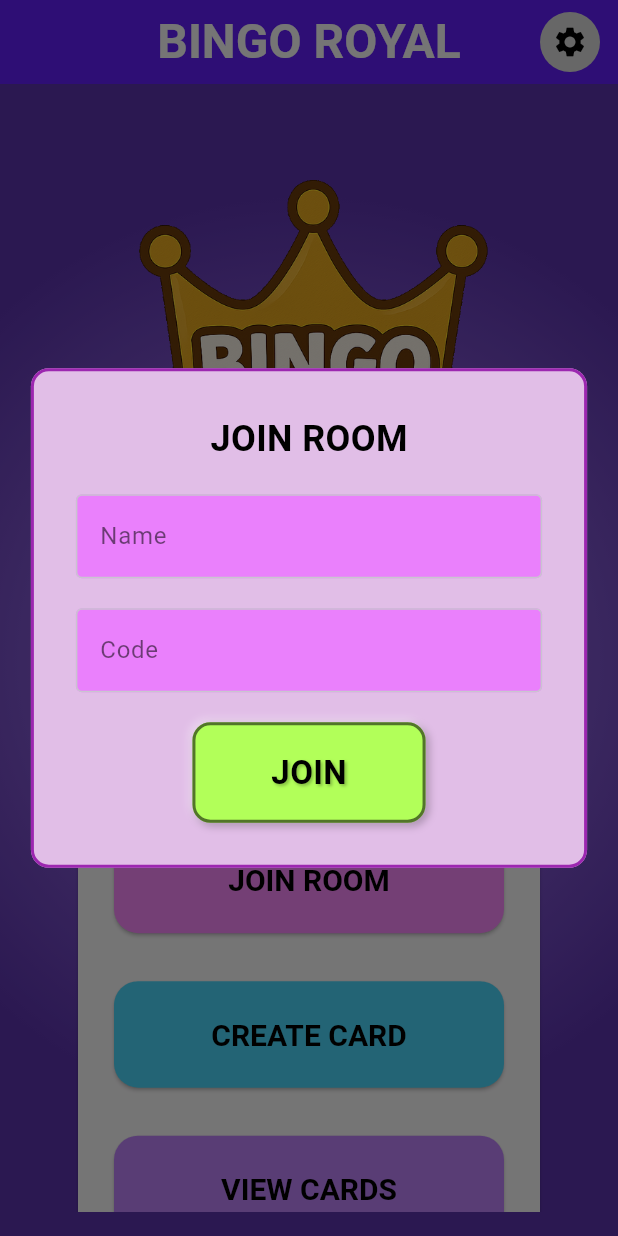
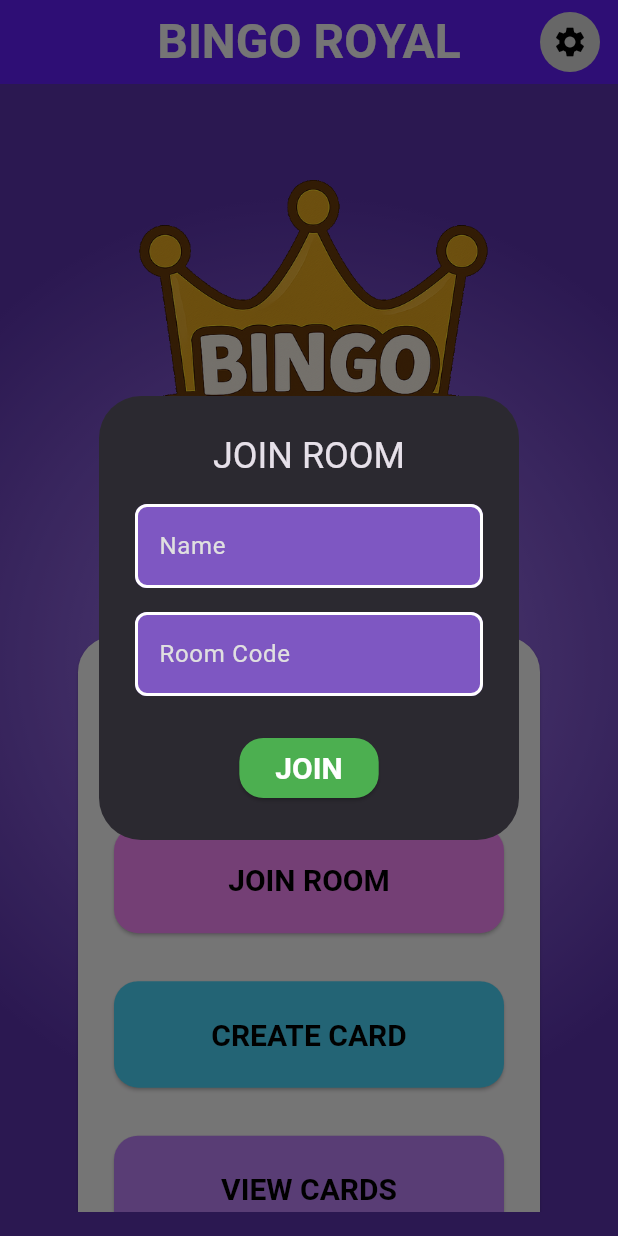
Before and after one commit to Lunix-420/Bingo, a Flutter app: the screen it shows after launch, after a tap on "JOIN ROOM", on a phone screen of 412 x 824 dp. Run offline on Flutter 3.47's test engine with Material 3 defaults, Android fonts, the phone set to English and light mode, and no system bars; drawn by our look-alikes of toastification; our stand-ins replace logger, socket_io_client; network calls fail.

Commit message:
refactor: join room dialog

```diff
--- a/lib/theme/colors.dart
+++ b/lib/theme/colors.dart
@@ -7,7 +7,7 @@ class AppColors {
     colors: [Colors.deepPurpleAccent[100]!, Colors.deepPurple[600]!],
   );
 
-  static Color primary = Color(0xFF9F51FE);
+  static Color primary = Colors.deepPurple;
   static Color success = Color(0xFF4CAF50);
   static Color error = Color(0xFFF44336);
   static Color retry = Color.fromARGB(255, 20, 242, 246);
@@ -27,9 +27,9 @@ class AppColors {
   static Color backButtonBackground = Colors.orange[300]!;
   static Color backButtonForeground = Colors.black;
 
-  static Color inputFieldBackground = Color(0xFF2C2C2C);
+  static Color inputFieldBackground = Colors.deepPurple[400]!;
   static Color inputFieldText = Color(0xFFE0E0E0);
-  static Color inputFieldBorder = Color(0xFF424242);
+  static Color inputFieldBorder = Colors.white;
   static Color inputFieldHintText = Color(0xFF9E9E9E);
 
   static Color bingoFieldBackground = Color(0xFF2C2C2C);
--- a/lib/theme/theme.dart
+++ b/lib/theme/theme.dart
@@ -1,6 +1,7 @@
 import 'package:flutter/material.dart';
 import 'package:frontend/theme/colors.dart';
 import 'package:frontend/theme/spacings.dart';
+import 'package:frontend/theme/textstyles.dart';
 
 // Only to define global theme colors that should also affect the material widgets
 ThemeData getTheme() {
@@ -29,7 +30,28 @@ ThemeData getTheme() {
         textStyle: WidgetStateProperty.all(
           const TextStyle(color: Colors.white),
         ),
+        shape: WidgetStateProperty.all(
+          RoundedRectangleBorder(borderRadius: Spacings.roundBorderMedium),
+        ),
       ),
+    ),
+    inputDecorationTheme: InputDecorationTheme(
+      filled: true,
+      fillColor: AppColors.inputFieldBackground,
+      border: OutlineInputBorder(
+        borderRadius: Spacings.roundBorderSmall,
+        borderSide: BorderSide(color: AppColors.inputFieldBorder, width: 2),
+      ),
+      enabledBorder: OutlineInputBorder(
+        borderRadius: Spacings.roundBorderSmall,
+        borderSide: BorderSide(color: AppColors.inputFieldBorder, width: 2),
+      ),
+      focusedBorder: OutlineInputBorder(
+        borderRadius: Spacings.roundBorderSmall,
+        borderSide: BorderSide(color: AppColors.inputFieldBorder, width: 2),
+      ),
+      labelStyle: TextStyles.normal(color: AppColors.inputFieldText),
+      hintStyle: TextStyles.normal(color: AppColors.inputFieldHintText),
     ),
   );
 }
--- a/lib/views/join_room_overlay.dart
+++ /dev/null
@@ -1,65 +0,0 @@
-import 'package:flutter/material.dart';
-import 'package:frontend/widgets/join_room_overlay/input_field.dart';
-import 'package:frontend/widgets/join_room_overlay/join_button.dart';
-
-class JoinRoomOverlay extends StatefulWidget {
-  const JoinRoomOverlay({super.key});
-
-  @override
-  State<JoinRoomOverlay> createState() => _JoinRoomOverlayState();
-}
-
-class _JoinRoomOverlayState extends State<JoinRoomOverlay> {
-  final TextEditingController nameController = TextEditingController();
-  final TextEditingController codeController = TextEditingController();
-
-  @override
-  void dispose() {
-    nameController.dispose();
-    codeController.dispose();
-    super.dispose();
-  }
-
-  @override
-  Widget build(BuildContext context) {
-    return Center(
-      child: FractionallySizedBox(
-        widthFactor: 0.9,
-        child: Material(
-          color: Colors.purple.shade100,
-          shape: RoundedRectangleBorder(
-            side: const BorderSide(color: Colors.purple, width: 2),
-            borderRadius: BorderRadius.circular(12),
-          ),
-          child: Padding(
-            padding: EdgeInsets.all(30),
-            child: Column(
-              mainAxisSize: MainAxisSize.min,
-              mainAxisAlignment: MainAxisAlignment.spaceEvenly,
-              spacing: 20,
-              children: [
-                const Text(
-                  'JOIN ROOM',
-                  style: TextStyle(
-                    fontSize: 24,
-                    fontWeight: FontWeight.bold,
-                    color: Colors.black,
-                  ),
-                ),
-                JoinRoomInputWidget(
-                  hintText: 'Name',
-                  controller: nameController,
-                ),
-                JoinRoomInputWidget(
-                  hintText: 'Code',
-                  controller: codeController,
-                ),
-                JoinButton(),
-              ],
-            ),
-          ),
-        ),
-      ),
-    );
-  }
-}
--- a/lib/widgets/custom_button.dart
+++ /dev/null
@@ -1,81 +0,0 @@
-import 'package:flutter/material.dart';
-
-class CustomButton extends StatelessWidget {
-  final Color color;
-  final String label;
-  final bool isWideButton;
-  final VoidCallback onPressed;
-
-  const CustomButton({
-    super.key,
-    required this.color,
-    required this.label,
-    required this.isWideButton,
-    required this.onPressed,
-  });
-
-  @override
-  Widget build(BuildContext context) {
-    return LayoutBuilder(
-      builder: (context, constraints) {
-        final width = isWideButton
-            ? constraints.maxWidth
-            : constraints.maxWidth * 0.5;
-
-        return Container(
-          width: width,
-          decoration: BoxDecoration(
-            color: color,
-            borderRadius: BorderRadius.circular(12),
-            border: Border.all(
-              color: Colors.black54,
-              width: 2,
-            ),
-            boxShadow: const [
-              BoxShadow(
-                color: Colors.black26,
-                offset: Offset(2, 2),
-                blurRadius: 4,
-              ),
-              BoxShadow(
-                color: Colors.white38,
-                offset: Offset(-2, -2),
-                blurRadius: 4,
-              ),
-            ],
-          ),
-          child: Material(
-            color: Colors.transparent,
-            child: InkWell(
-              borderRadius: BorderRadius.circular(12),
-              onTap: onPressed,
-              child: Padding(
-                padding: const EdgeInsets.symmetric(vertical: 16.0),
-                child: Center(
-                  child: FittedBox(
-                    fit: BoxFit.scaleDown,
-                    child: Text(
-                      label,
-                      style: const TextStyle(
-                        fontSize: 22,
-                        fontWeight: FontWeight.bold,
-                        color: Colors.black,
-                        shadows: [
-                          Shadow(
-                            offset: Offset(1.2, 1.2),
-                            blurRadius: 2.0,
-                            color: Colors.black26,
-                          ),
-                        ],
-                      ),
-                    ),
-                  ),
-                ),
-              ),
-            ),
-          ),
-        );
-      },
-    );
-  }
-}
--- a/lib/widgets/join_room_overlay/input_field.dart
+++ /dev/null
@@ -1,31 +0,0 @@
-import 'package:flutter/material.dart';
-
-class JoinRoomInputWidget extends StatelessWidget {
-  final String hintText;
-  final TextEditingController controller;
-
-  const JoinRoomInputWidget({
-    super.key,
-    required this.hintText,
-    required this.controller,
-  });
-
-  @override
-  Widget build(BuildContext context) {
-    return TextField(
-      controller: controller,
-      style: const TextStyle(
-          color: Colors.black
-      ),
-      decoration: InputDecoration(
-        hintText: hintText,
-        border: const OutlineInputBorder(),
-        hintStyle: const TextStyle(
-            color: Colors.black54
-        ),
-        filled: true,
-        fillColor: Colors.purpleAccent.shade100,
-      ),
-    );
-  }
-}
--- a/lib/widgets/join_room_overlay/join_button.dart
+++ /dev/null
@@ -1,20 +0,0 @@
-import 'package:flutter/material.dart';
-
-import '../custom_button.dart';
-
-class JoinButton extends StatelessWidget {
-
-  const JoinButton({super.key});
-
-  @override
-  Widget build(BuildContext context) {
-    return CustomButton(
-      color: Colors.lightGreenAccent,
-      label: 'JOIN',
-      isWideButton: false,
-      onPressed: () {
-        // TODO
-      },
-    );
-  }
-}
--- /dev/null
+++ b/lib/widgets/join_room_overlay/join_room_dialog.dart
@@ -0,0 +1,58 @@
+import 'package:flutter/material.dart';
+import 'package:frontend/theme/colors.dart';
+import 'package:frontend/theme/textstyles.dart';
+
+class JoinRoomDialog extends StatefulWidget {
+  const JoinRoomDialog({super.key});
+
+  @override
+  State<JoinRoomDialog> createState() => _JoinRoomDialogState();
+}
+
+class _JoinRoomDialogState extends State<JoinRoomDialog> {
+  final TextEditingController nameController = TextEditingController();
+  final TextEditingController codeController = TextEditingController();
+
+  @override
+  void dispose() {
+    nameController.dispose();
+    codeController.dispose();
+    super.dispose();
+  }
+
+  void _joinRoom(BuildContext context) {
+    // TODO: implement
+  }
+
+  @override
+  Widget build(BuildContext context) {
+    return AlertDialog(
+      title: Center(child: const Text('JOIN ROOM')),
+      content: Column(
+        mainAxisSize: MainAxisSize.min,
+        children: [
+          TextField(
+            controller: nameController,
+            decoration: const InputDecoration(labelText: 'Name'),
+          ),
+          const SizedBox(height: 16),
+          TextField(
+            controller: codeController,
+            decoration: const InputDecoration(labelText: 'Room Code'),
+          ),
+        ],
+      ),
+      actions: [
+        Center(
+          child: ElevatedButton(
+            onPressed: () => _joinRoom(context),
+            style: ButtonStyle(
+              backgroundColor: WidgetStateProperty.all(AppColors.success),
+            ),
+            child: Text('JOIN', style: TextStyles.button()),
+          ),
+        ),
+      ],
+    );
+  }
+}
--- a/lib/widgets/main_view/menu.dart
+++ b/lib/widgets/main_view/menu.dart
@@ -2,7 +2,7 @@ import 'package:flutter/material.dart';
 import 'package:frontend/theme/colors.dart';
 import 'package:frontend/theme/spacings.dart';
 import 'package:frontend/theme/textstyles.dart';
-import 'package:frontend/views/join_room_overlay.dart';
+import 'package:frontend/widgets/join_room_overlay/join_room_dialog.dart';
 import 'package:frontend/widgets/main_view/menu_button.dart';
 
 class Menu extends StatelessWidget {
@@ -18,7 +18,7 @@ class Menu extends StatelessWidget {
     showDialog(
       context: context,
       barrierDismissible: true,
-      builder: (_) => const JoinRoomOverlay(),
+      builder: (_) => const JoinRoomDialog(),
     );
   }
 
--- a/lib/widgets/main_view/menu_button.dart
+++ b/lib/widgets/main_view/menu_button.dart
@@ -22,9 +22,6 @@ class MenuButtonWidget extends StatelessWidget {
         style: ElevatedButton.styleFrom(
           backgroundColor: color,
           padding: Spacings.allLarge,
-          shape: RoundedRectangleBorder(
-            borderRadius: Spacings.roundBorderMedium,
-          ),
         ),
 
         child: label,
```
